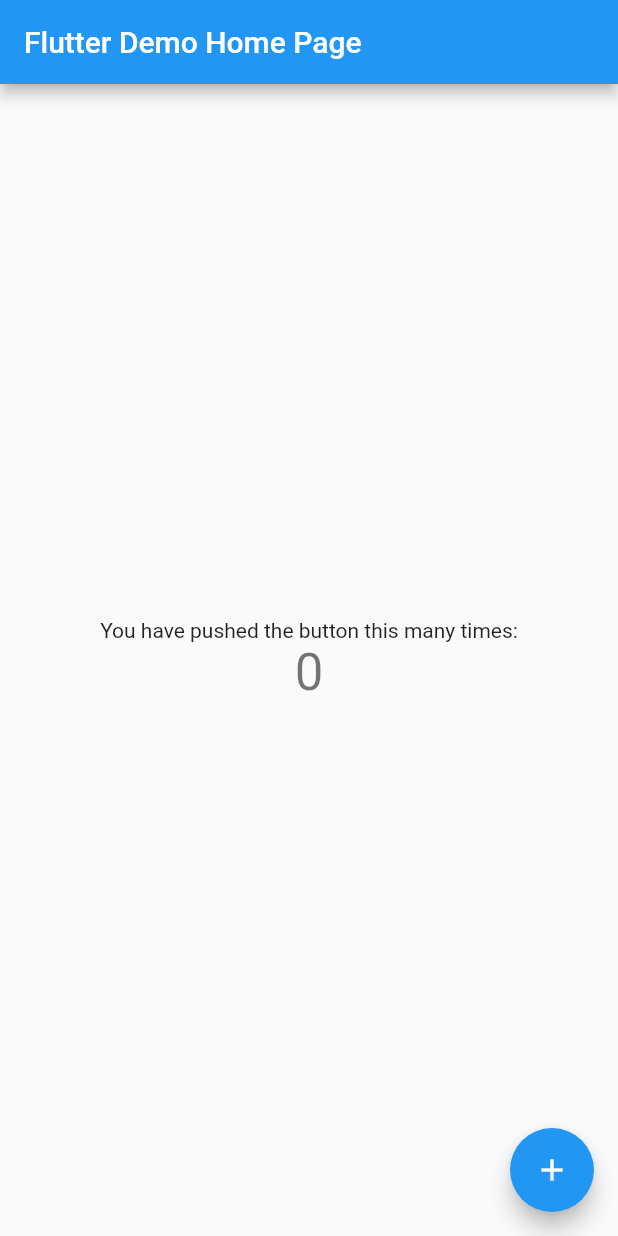
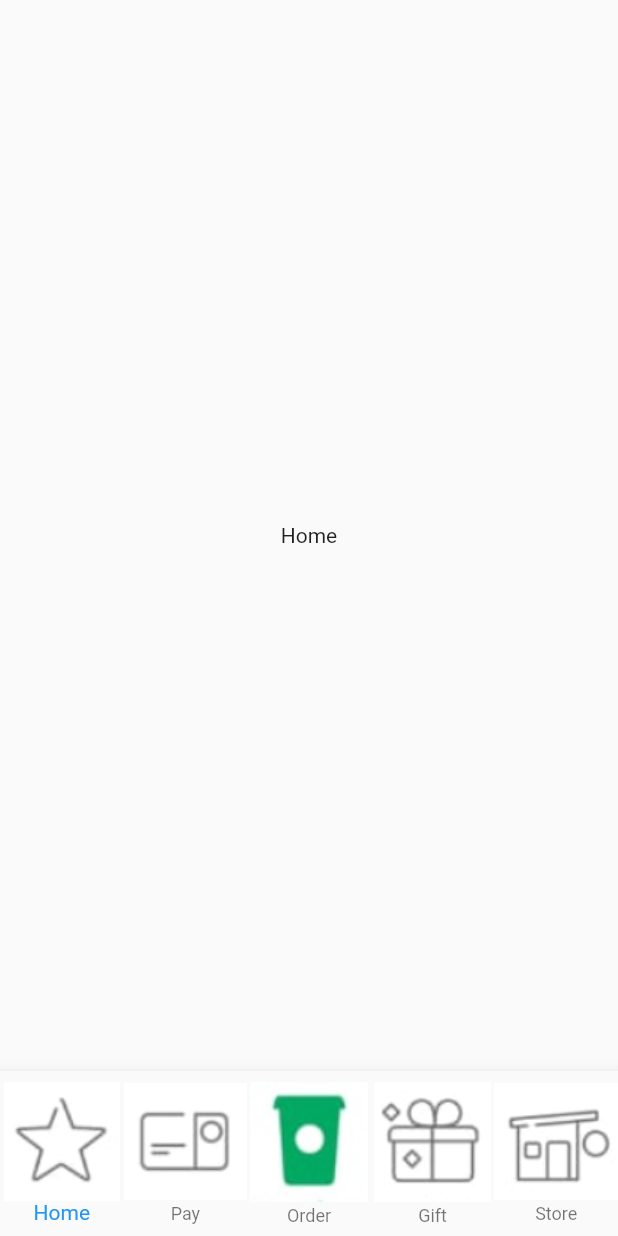
Before and after one commit to elcchan99/starbucks-clone-app, a Flutter app: the screen it shows after launch, on a phone screen of 412 x 824 dp. Run offline on Flutter 3.47's test engine with Material 2 defaults, Android fonts, the phone set to English and light mode, and no system bars.

Commit message:
basic nav bar

```diff
--- a/lib/main.dart
+++ b/lib/main.dart
@@ -1,4 +1,10 @@
 import 'package:flutter/material.dart';
+import 'package:starbucks_app/pages/gift.dart';
+import 'package:starbucks_app/pages/stores.dart';
+
+import 'pages/home.dart';
+import 'pages/order.dart';
+import 'pages/pay.dart';
 
 void main() {
   runApp(MyApp());
@@ -11,107 +17,54 @@
     return MaterialApp(
       title: 'Flutter Demo',
       theme: ThemeData(
-        // This is the theme of your application.
-        //
-        // Try running your application with "flutter run". You'll see the
-        // application has a blue toolbar. Then, without quitting the app, try
-        // changing the primarySwatch below to Colors.green and then invoke
-        // "hot reload" (press "r" in the console where you ran "flutter run",
-        // or simply save your changes to "hot reload" in a Flutter IDE).
-        // Notice that the counter didn't reset back to zero; the application
-        // is not restarted.
         primarySwatch: Colors.blue,
-        // This makes the visual density adapt to the platform that you run
-        // the app on. For desktop platforms, the controls will be smaller and
-        // closer together (more dense) than on mobile platforms.
         visualDensity: VisualDensity.adaptivePlatformDensity,
       ),
-      home: MyHomePage(title: 'Flutter Demo Home Page'),
+      home: MainApp(),
     );
   }
 }
 
-class MyHomePage extends StatefulWidget {
-  MyHomePage({Key key, this.title}) : super(key: key);
-
-  // This widget is the home page of your application. It is stateful, meaning
-  // that it has a State object (defined below) that contains fields that affect
-  // how it looks.
-
-  // This class is the configuration for the state. It holds the values (in this
-  // case the title) provided by the parent (in this case the App widget) and
-  // used by the build method of the State. Fields in a Widget subclass are
-  // always marked "final".
-
-  final String title;
-
-  @override
-  _MyHomePageState createState() => _MyHomePageState();
+abstract class MyPage extends Widget {
+  String get title;
+  Image get navIcon;
 }
 
-class _MyHomePageState extends State<MyHomePage> {
-  int _counter = 0;
+class MainApp extends StatefulWidget {
+  @override
+  _MainAppState createState() => _MainAppState();
+}
 
-  void _incrementCounter() {
+class _MainAppState extends State<MainApp> {
+  int _currentPageIndex = 0;
+  List<MyPage> pages = [
+    HomePage(),
+    PayPage(),
+    OrderPage(),
+    GiftPage(),
+    StorePage(),
+  ];
+
+  void onNavigate(nextPageIndex) {
     setState(() {
-      // This call to setState tells the Flutter framework that something has
-      // changed in this State, which causes it to rerun the build method below
-      // so that the display can reflect the updated values. If we changed
-      // _counter without calling setState(), then the build method would not be
-      // called again, and so nothing would appear to happen.
-      _counter++;
+      _currentPageIndex = nextPageIndex;
     });
   }
 
   @override
   Widget build(BuildContext context) {
-    // This method is rerun every time setState is called, for instance as done
-    // by the _incrementCounter method above.
-    //
-    // The Flutter framework has been optimized to make rerunning build methods
-    // fast, so that you can just rebuild anything that needs updating rather
-    // than having to individually change instances of widgets.
     return Scaffold(
-      appBar: AppBar(
-        // Here we take the value from the MyHomePage object that was created by
-        // the App.build method, and use it to set our appbar title.
-        title: Text(widget.title),
-      ),
-      body: Center(
-        // Center is a layout widget. It takes a single child and positions it
-        // in the middle of the parent.
-        child: Column(
-          // Column is also a layout widget. It takes a list of children and
-          // arranges them vertically. By default, it sizes itself to fit its
-          // children horizontally, and tries to be as tall as its parent.
-          //
-          // Invoke "debug painting" (press "p" in the console, choose the
-          // "Toggle Debug Paint" action from the Flutter Inspector in Android
-          // Studio, or the "Toggle Debug Paint" command in Visual Studio Code)
-          // to see the wireframe for each widget.
-          //
-          // Column has various properties to control how it sizes itself and
-          // how it positions its children. Here we use mainAxisAlignment to
-          // center the children vertically; the main axis here is the vertical
-          // axis because Columns are vertical (the cross axis would be
-          // horizontal).
-          mainAxisAlignment: MainAxisAlignment.center,
-          children: <Widget>[
-            Text(
-              'You have pushed the button this many times:',
-            ),
-            Text(
-              '$_counter',
-              style: Theme.of(context).textTheme.headline4,
-            ),
-          ],
-        ),
-      ),
-      floatingActionButton: FloatingActionButton(
-        onPressed: _incrementCounter,
-        tooltip: 'Increment',
-        child: Icon(Icons.add),
-      ), // This trailing comma makes auto-formatting nicer for build methods.
+      body: pages[_currentPageIndex],
+      bottomNavigationBar: BottomNavigationBar(
+          items: pages
+              .map((p) => BottomNavigationBarItem(
+                    icon: p.navIcon,
+                    title: Text(p.title),
+                  ))
+              .toList(),
+          currentIndex: _currentPageIndex,
+          type: BottomNavigationBarType.fixed,
+          onTap: onNavigate),
     );
   }
 }
--- /dev/null
+++ b/lib/pages/gift.dart
@@ -0,0 +1,12 @@
+import 'package:flutter/material.dart';
+import 'package:starbucks_app/main.dart';
+
+class GiftPage extends StatelessWidget implements MyPage {
+  final String title = "Gift";
+  final Image navIcon = Image(image: AssetImage("assets/icons/gift.png"));
+
+  @override
+  Widget build(BuildContext context) {
+    return Center(child: Container(child: Text("Gift")));
+  }
+}
--- /dev/null
+++ b/lib/pages/home.dart
@@ -0,0 +1,13 @@
+import 'package:flutter/material.dart';
+
+import '../main.dart';
+
+class HomePage extends StatelessWidget implements MyPage {
+  final String title = "Home";
+  final Image navIcon = Image(image: AssetImage("assets/icons/star.png"));
+
+  @override
+  Widget build(BuildContext context) {
+    return Center(child: Container(child: Text("Home")));
+  }
+}
--- /dev/null
+++ b/lib/pages/order.dart
@@ -0,0 +1,12 @@
+import 'package:flutter/material.dart';
+import 'package:starbucks_app/main.dart';
+
+class OrderPage extends StatelessWidget implements MyPage {
+  final String title = "Order";
+  final Image navIcon = Image(image: AssetImage("assets/icons/cup.png"));
+
+  @override
+  Widget build(BuildContext context) {
+    return Center(child: Container(child: Text("Order")));
+  }
+}
--- /dev/null
+++ b/lib/pages/pay.dart
@@ -0,0 +1,12 @@
+import 'package:flutter/material.dart';
+import 'package:starbucks_app/main.dart';
+
+class PayPage extends StatelessWidget implements MyPage {
+  final String title = "Pay";
+  final Image navIcon = Image(image: AssetImage("assets/icons/pay.png"));
+
+  @override
+  Widget build(BuildContext context) {
+    return Center(child: Container(child: Text("Pay")));
+  }
+}
--- /dev/null
+++ b/lib/pages/stores.dart
@@ -0,0 +1,13 @@
+import 'package:flutter/material.dart';
+
+import '../main.dart';
+
+class StorePage extends StatelessWidget implements MyPage {
+  final String title = "Store";
+  final Image navIcon = Image(image: AssetImage("assets/icons/store.png"));
+
+  @override
+  Widget build(BuildContext context) {
+    return Center(child: Container(child: Text("Store")));
+  }
+}
```
